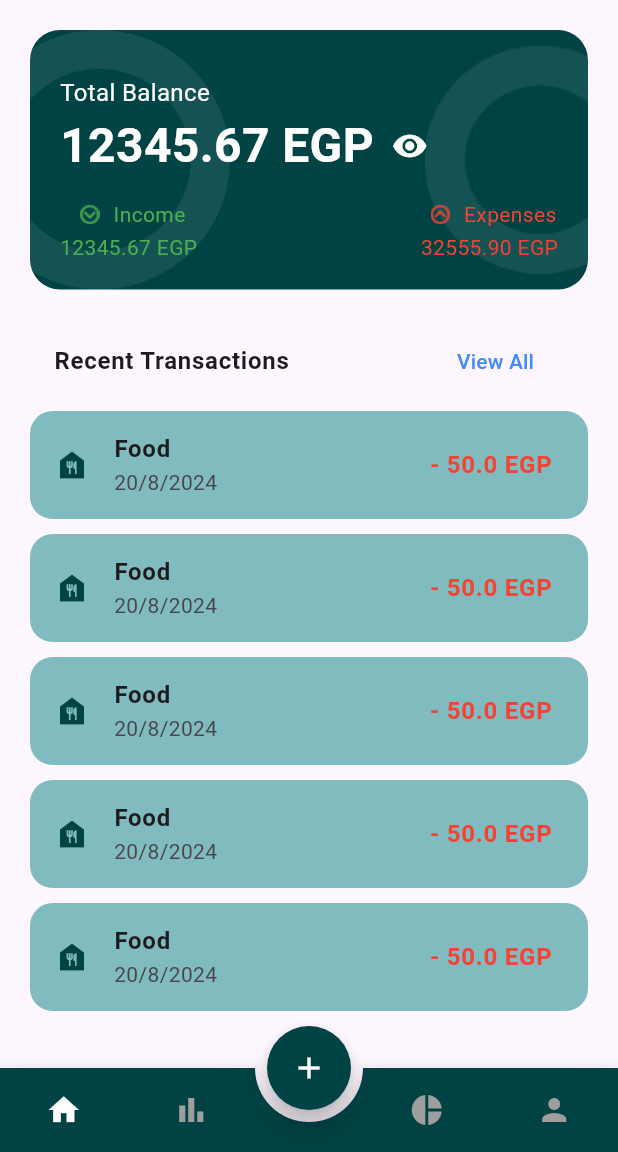
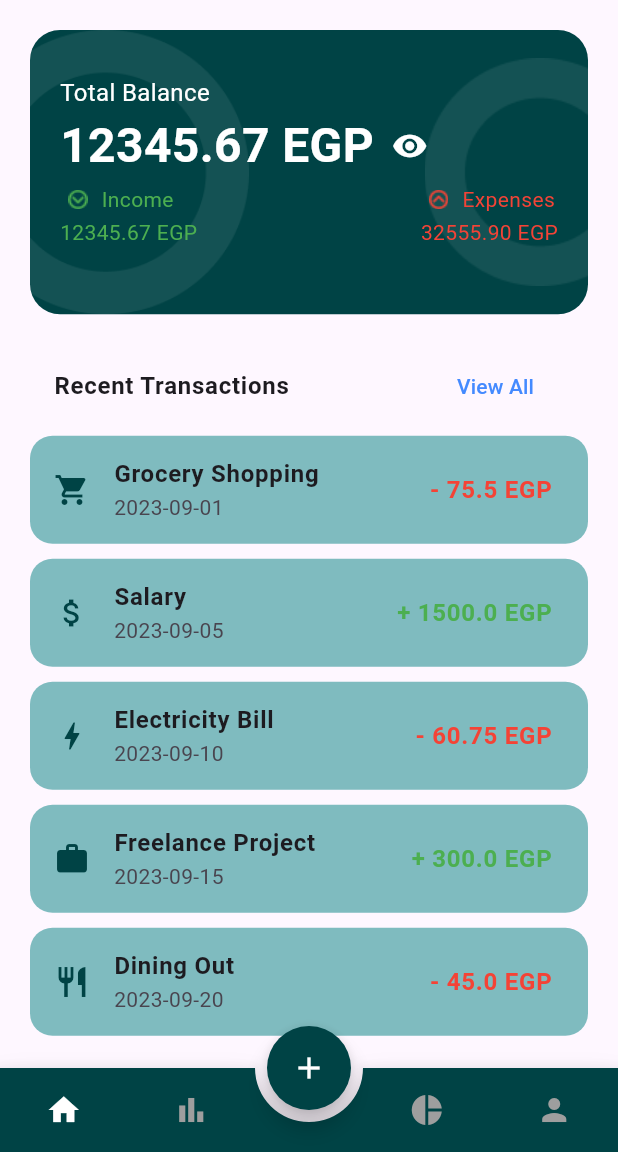
Before and after one commit to H0ss1m/finance_tracker, a Flutter app: the screen it shows after launch, on a phone screen of 412 x 824 dp, the part 84-1236 px from its top. Run offline on Flutter 3.47's test engine with Material 3 defaults, Android fonts, the phone set to English and light mode, and no system bars; drawn by our look-alikes of animated_bottom_navigation_bar; our stand-ins replace get.

Commit message:
feat: add transaction management features and update department page layout

```diff
--- a/lib/view/home/home.dart
+++ b/lib/view/home/home.dart
@@ -22,7 +22,6 @@ List<IconData> iconList = [
 class _HomeState extends State<Home> {
   @override
   Widget build(BuildContext context) {
-
     List deptList = [
       {
         'name': 'John Doe',
@@ -75,8 +74,67 @@ class _HomeState extends State<Home> {
       },
     ];
 
+    List transactionList = [
+      {
+        'title': 'Grocery Shopping',
+        'date': '2023-09-01',
+        'icon': Icons.shopping_cart,
+        'iconBgColor': mainColor,
+        'amount': 75.50,
+        'isIncome': false,
+      },
+      {
+        'title': 'Salary',
+        'date': '2023-09-05',
+        'icon': Icons.attach_money,
+        'iconBgColor': Colors.green,
+        'amount': 1500.00,
+        'isIncome': true,
+      },
+      {
+        'title': 'Electricity Bill',
+        'date': '2023-09-10',
+        'icon': Icons.bolt,
+        'iconBgColor': Colors.orange,
+        'amount': 60.75,
+        'isIncome': false,
+      },
+      {
+        'title': 'Freelance Project',
+        'date': '2023-09-15',
+        'icon': Icons.work,
+        'iconBgColor': Colors.blue,
+        'amount': 300.00,
+        'isIncome': true,
+      },
+      {
+        'title': 'Dining Out',
+        'date': '2023-09-20',
+        'icon': Icons.restaurant,
+        'iconBgColor': Colors.purple,
+        'amount': 45.00,
+        'isIncome': false,
+      },
+      {
+        'title': 'Gym Membership',
+        'date': '2023-09-25',
+        'icon': Icons.fitness_center,
+        'iconBgColor': Colors.red,
+        'amount': 40.00,
+        'isIncome': false,
+      },
+      {
+        'title': 'Stock Dividends',
+        'date': '2023-09-28',
+        'icon': Icons.attach_money,
+        'iconBgColor': Colors.green,
+        'amount': 120.00,
+        'isIncome': true,
+      },
+    ];
+
     List<Widget> pages = [
-      homePage(context: context),
+      homePage(context: context, transactionList: transactionList),
       deptPage(context: context, deptList: deptList),
       const Center(child: Text('Analytics Page')),
       const Center(child: Text('Profile Page')),
--- a/lib/view/pages/deptPage.dart
+++ b/lib/view/pages/deptPage.dart
@@ -1,10 +1,71 @@
+import 'package:finance_tracker/module/color.dart';
 import 'package:finance_tracker/view/home/widgets/deptTransaction.dart';
+import 'package:finance_tracker/view/home/widgets/deptTransactionsType.dart';
 import 'package:flutter/material.dart';
 
 Widget deptPage({required BuildContext context, required List deptList}) {
   return Column(
     children: [
-      Container(),
+      Container(
+        width: double.infinity,
+        padding: const EdgeInsets.symmetric(vertical: 5, horizontal: 20),
+        decoration: BoxDecoration(
+          color: componentColor,
+          borderRadius: BorderRadius.only(
+            bottomLeft: Radius.circular(20),
+            bottomRight: Radius.circular(20),
+          ),
+        ),
+        child: Column(
+          children: [
+            Text(
+              'Total Dept :',
+              style: TextStyle(
+                fontSize: 20,
+                fontWeight: FontWeight.bold,
+                color: Colors.white,
+              ),
+            ),
+            Text(
+              // Change to dynamic value
+              '7000 EGP',
+              style: TextStyle(
+                fontSize: 24,
+                fontWeight: FontWeight.bold,
+                color: Colors.white,
+              ),
+            ),
+            Center(
+              child: Container(
+                margin: EdgeInsets.symmetric(vertical: 10),
+                padding: EdgeInsets.all(10),
+                decoration: BoxDecoration(
+                  color: Colors.white,
+                  borderRadius: BorderRadius.circular(20),
+                ),
+                child: Row(
+                  mainAxisAlignment: MainAxisAlignment.spaceEvenly,
+                  children: [
+                    deptTransactionsType(
+                      context: context,
+                      transactionType: 10,
+                      transactionAmount: 200.0,
+                      isBorrowed: true,
+                    ),
+
+                    deptTransactionsType(
+                      context: context,
+                      transactionType: 5,
+                      transactionAmount: 150.0,
+                      isBorrowed: false,
+                    ),
+                  ],
+                ),
+              ),
+            ),
+          ],
+        ),
+      ),
       Expanded(
         child: ListView.builder(
           itemCount: deptList.length,
--- a/lib/view/pages/homePage.dart
+++ b/lib/view/pages/homePage.dart
@@ -1,14 +1,17 @@
-import 'package:finance_tracker/module/color.dart';
 import 'package:finance_tracker/view/home/widgets/totalBalance.dart';
 import 'package:finance_tracker/view/home/widgets/transactions.dart';
 import 'package:flutter/material.dart';
 
-Widget homePage({required BuildContext context}) {
+Widget homePage({
+  required BuildContext context,
+  required List transactionList,
+}) {
   return Padding(
     padding: const EdgeInsets.all(20.0),
     child: SingleChildScrollView(
-      physics: const NeverScrollableScrollPhysics(),
+      // physics: const NeverScrollableScrollPhysics(),
       child: Column(
+        mainAxisSize: MainAxisSize.min,
         children: [
           // Total Balance Section
           totalBalance(
@@ -23,15 +26,7 @@ Widget homePage({required BuildContext context}) {
           const SizedBox(height: 20),
 
           //Transactions Section
-          transactions(
-            context: context,
-            title: 'Food',
-            date: '20/8/2024',
-            amount: 50.00,
-            isIncome: false,
-            icon: Icons.food_bank,
-            iconBgColor: mainColor,
-          ),
+          transactions(context: context, transactionList: transactionList),
         ],
       ),
     ),
```
Also changed, not shown: lib/view/home/widgets/deptTransactionsType.dart (added, +43 -0 lines), lib/view/home/widgets/totalBalance.dart (+4 -3 lines), lib/view/home/widgets/transactions.dart (+16 -29 lines), lib/view/home/widgets/transactionsListView.dart (added, +36 -0 lines).
